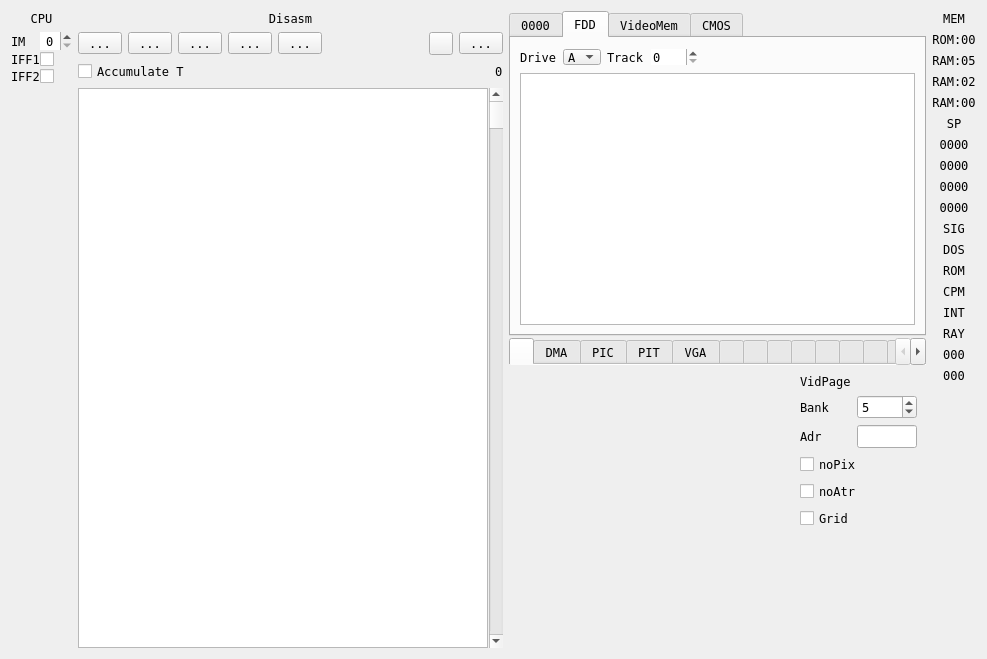
The window that ui/debuger.ui (samstyle/Xpeccy) describes before a commit, drawn with Qt 5.
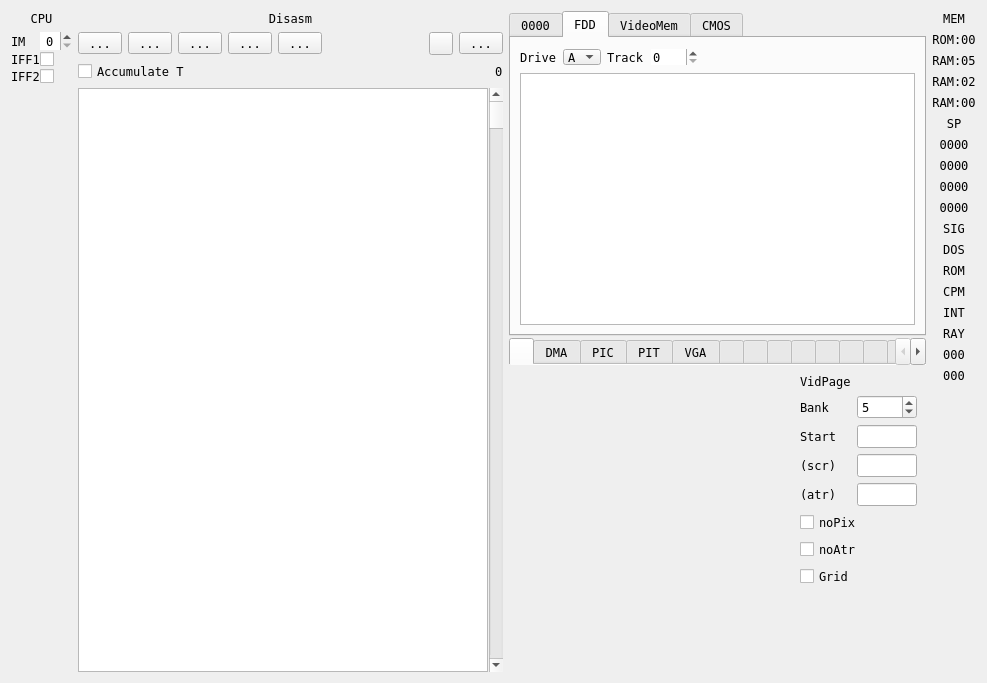
The same window after the commit. The open tabs and pages were chosen to show the change. Icons and pictures are not drawn. Custom widgets are drawn as their Qt base class.

The edit to the form file:
```diff
--- a/ui/debuger.ui
+++ b/ui/debuger.ui
@@ -7,7 +7,7 @@
     <x>0</x>
     <y>0</y>
     <width>987</width>
-    <height>654</height>
+    <height>683</height>
    </rect>
   </property>
   <property name="font">
@@ -1063,7 +1063,14 @@
              <item row="2" column="0">
               <widget class="QLabel" name="label_59">
                <property name="text">
-                <string>Adr</string>
+                <string>Start</string>
+               </property>
+              </widget>
+             </item>
+             <item row="0" column="0">
+              <widget class="QLabel" name="label_71">
+               <property name="text">
+                <string>VidPage</string>
                </property>
               </widget>
              </item>
@@ -1090,10 +1097,10 @@
                </property>
               </widget>
              </item>
-             <item row="0" column="0">
-              <widget class="QLabel" name="label_71">
-               <property name="text">
-                <string>VidPage</string>
+             <item row="3" column="1">
+              <widget class="xHexSpin" name="leScr">
+               <property name="readOnly">
+                <bool>true</bool>
                </property>
               </widget>
              </item>
@@ -1104,6 +1111,27 @@
                </property>
               </widget>
              </item>
+             <item row="4" column="1">
+              <widget class="xHexSpin" name="leAtr">
+               <property name="readOnly">
+                <bool>true</bool>
+               </property>
+              </widget>
+             </item>
+             <item row="3" column="0">
+              <widget class="QLabel" name="label_112">
+               <property name="text">
+                <string>(scr)</string>
+               </property>
+              </widget>
+             </item>
+             <item row="4" column="0">
+              <widget class="QLabel" name="label_113">
+               <property name="text">
+                <string>(atr)</string>
+               </property>
+              </widget>
+             </item>
             </layout>
            </item>
            <item row="4" column="1">
```
Left out of the diff: 16 changed lines with no effect on the pictures.
